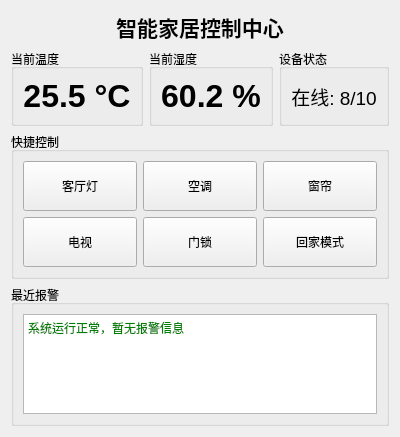
pot-oie/SmartHome, file ui/homewidget.ui: the form before one commit.
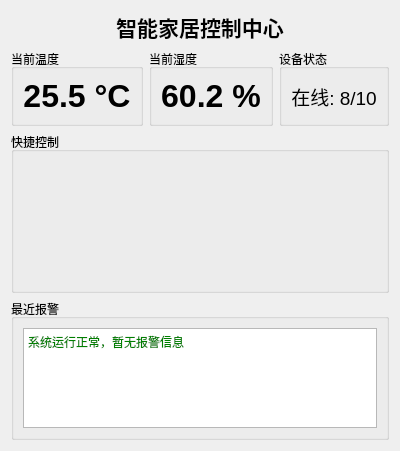
The form after the commit.

The edit to the form file:
```diff
--- a/ui/homewidget.ui
+++ b/ui/homewidget.ui
@@ -59,41 +59,15 @@
    <item>
     <widget class="QGroupBox" name="groupBox_quickControl">
      <property name="title"><string>快捷控制</string></property>
-     <layout class="QGridLayout" name="gridLayout_quick">
-      <item row="0" column="0">
-       <widget class="QPushButton" name="btnQuickLight">
-        <property name="text"><string>客厅灯</string></property>
-        <property name="minimumSize"><size><width>0</width><height>50</height></size></property>
-       </widget>
-      </item>
-      <item row="0" column="1">
-       <widget class="QPushButton" name="btnQuickAC">
-        <property name="text"><string>空调</string></property>
-        <property name="minimumSize"><size><width>0</width><height>50</height></size></property>
-       </widget>
-      </item>
-      <item row="0" column="2">
-       <widget class="QPushButton" name="btnQuickCurtain">
-        <property name="text"><string>窗帘</string></property>
-        <property name="minimumSize"><size><width>0</width><height>50</height></size></property>
-       </widget>
-      </item>
-      <item row="1" column="0">
-       <widget class="QPushButton" name="btnQuickTV">
-        <property name="text"><string>电视</string></property>
-        <property name="minimumSize"><size><width>0</width><height>50</height></size></property>
-       </widget>
-      </item>
-      <item row="1" column="1">
-       <widget class="QPushButton" name="btnQuickDoor">
-        <property name="text"><string>门锁</string></property>
-        <property name="minimumSize"><size><width>0</width><height>50</height></size></property>
-       </widget>
-      </item>
-      <item row="1" column="2">
-       <widget class="QPushButton" name="btnGoHome">
-        <property name="text"><string>回家模式</string></property>
-        <property name="minimumSize"><size><width>0</width><height>50</height></size></property>
+     <layout class="QVBoxLayout" name="verticalLayout_quick">
+      <item>
+       <widget class="QWidget" name="quickControlContainer" native="true">
+        <property name="minimumSize">
+         <size>
+          <width>0</width>
+          <height>120</height>
+         </size>
+        </property>
        </widget>
       </item>
      </layout>
```
Left out of the diff: 4 changed lines with no effect on the pictures.
